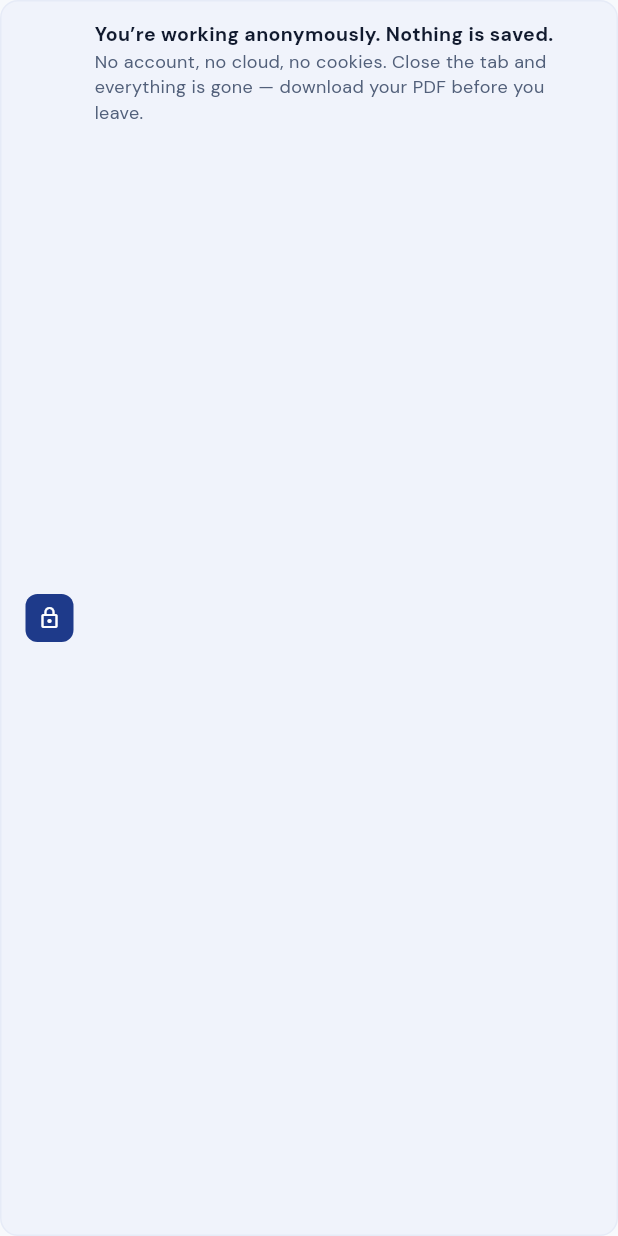
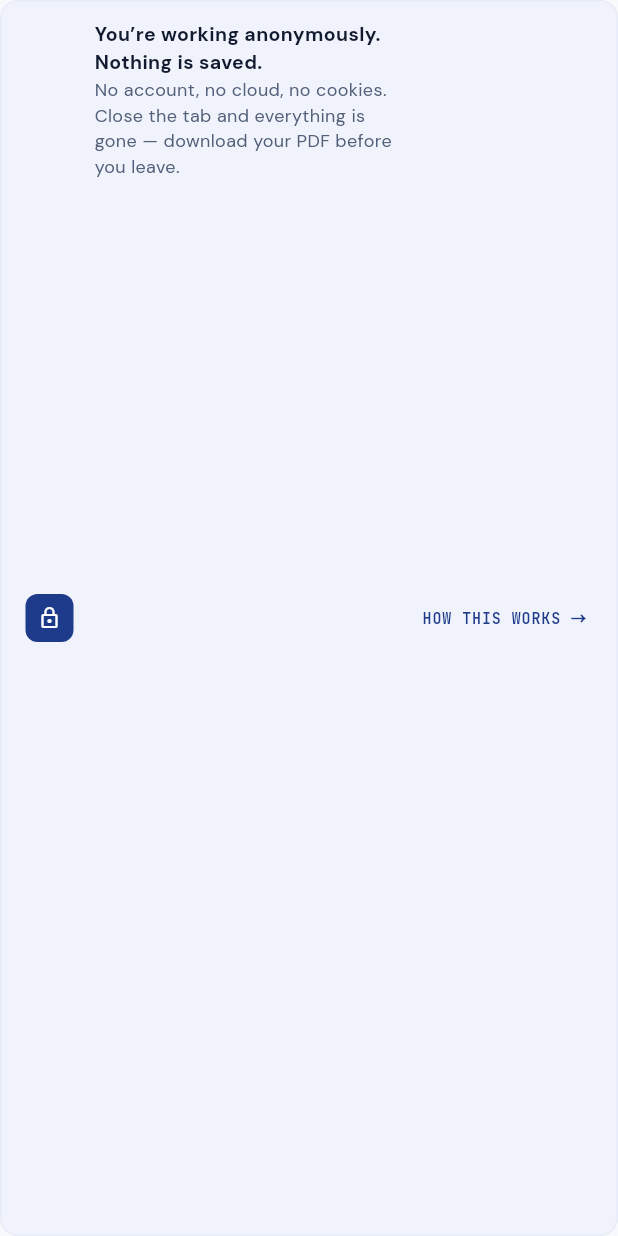
Before and after one commit to Onica5000/MHAD, a Flutter app: the _AnonBanner widget shown alone on an empty page, opened directly, on a phone screen of 412 x 824 dp. Run offline on Flutter 3.47's test engine with Material 3 defaults, Android fonts, the phone set to English and light mode, and no system bars; our stand-ins replace cross_file, drift, file_picker, flutter_contacts, flutter_local_notifications, flutter_riverpod and 13 more; missing offline and left inert: dart:js_interop, desktop_drop, encrypt, ndef_record, nfc_manager, safe_device and 2 more; accounts and stored records are empty; generated files the repository leaves out were written again.

Commit message:
Landing + Learn: restore the artboard CTAs (Read the booklet / How this works)
Two missing artboard call-to-actions:

- Learn hub pull-quote (artboard WebLearn) now has a "Read the booklet →"
  primary button — opens the booklet's intro article (the hub content is the
  official booklet verbatim), falling back to the Articles bucket. Placed to the
  right of the quote on wide, stacked below on narrow. Also restored the fuller
  attribution ("PA OFFICE OF MENTAL HEALTH & SUBSTANCE ABUSE SERVICES ·
  BOOKLET P.3") and the dropped word "official" in the subtitle.

- Dashboard anonymous banner (artboard WebDashboard) now has the trailing
  "HOW THIS WORKS →" link → the privacy policy, which explains the
  anonymous / nothing-saved model in full.

Co-Authored-By: Claude Opus 4.8 (1M context) <noreply@anthropic.com>

```diff
--- a/lib/ui/home/web_landing.dart
+++ b/lib/ui/home/web_landing.dart
@@ -232,6 +232,33 @@ class _AnonBanner extends StatelessWidget {
                       color: p.textMuted),
                 ),
               ],
+            ),
+          ),
+          const SizedBox(width: 10),
+          // "HOW THIS WORKS →" link (artboard WebDashboard anon banner) →
+          // the privacy policy, which explains the anonymous / nothing-saved
+          // model in full.
+          InkWell(
+            onTap: () => context.push(AppRoutes.privacyPolicy),
+            borderRadius: BorderRadius.circular(6),
+            child: Padding(
+              padding: const EdgeInsets.symmetric(horizontal: 4, vertical: 4),
+              child: Text(
+                'HOW THIS WORKS →',
+                style: TextStyle(
+                  fontFamily: 'JetBrains Mono',
+                  fontFamilyFallback: const [
+                    'Consolas',
+                    'Menlo',
+                    'Courier New',
+                    'monospace',
+                  ],
+                  fontSize: 10,
+                  fontWeight: FontWeight.w700,
+                  letterSpacing: 0.6,
+                  color: p.primary,
+                ),
+              ),
             ),
           ),
         ],
```
Also changed, not shown: lib/ui/education/education_screen.dart (+53 -11 lines).
